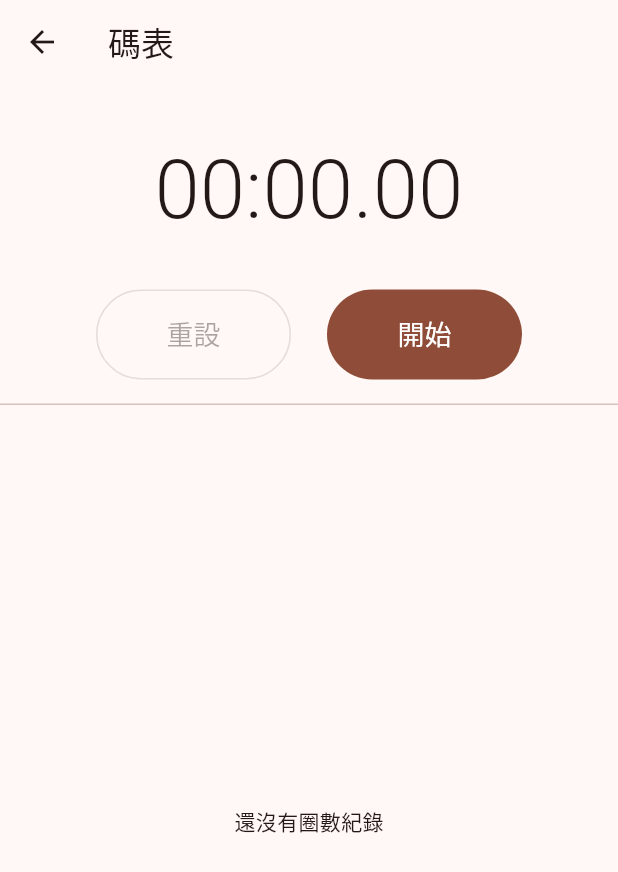
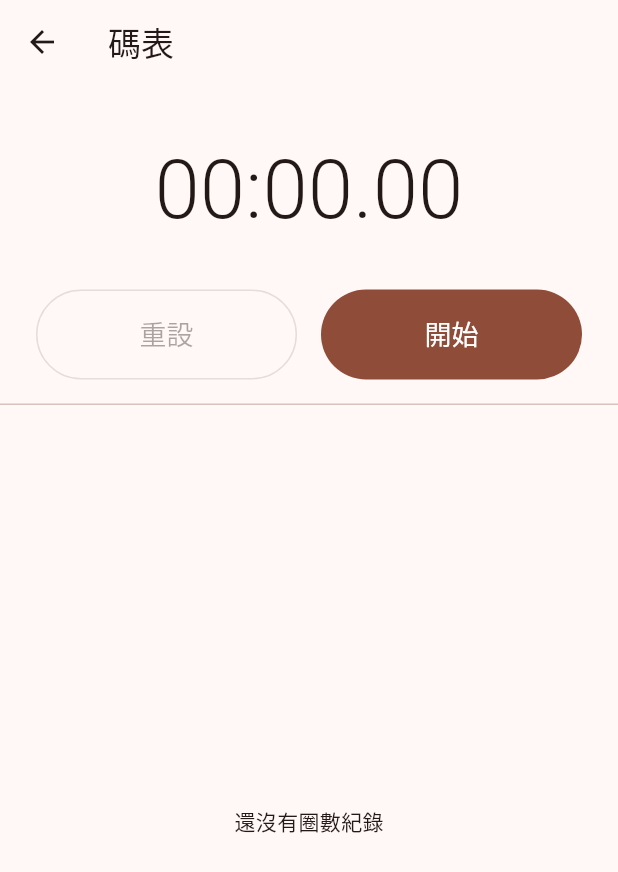
Before and after one commit to WontedDiscovery/WakeAlarm, a Flutter app: the StopwatchPage screen opened directly, on a phone screen of 412 x 824 dp. Shown: the top 872 px of the screen. Run offline on Flutter 3.47's test engine with Material 3 defaults, Android fonts, the phone set to English and light mode, and no system bars; our stand-ins replace camera, cross_file, flutter_local_notifications, flutter_timezone, image_picker, share_plus and 2 more; missing offline and left inert: google_mlkit_commons, google_mlkit_pose_detection; accounts and stored records are empty.

Commit message:
Refactor stopwatch display and button layout
Updated the stopwatch display and button layout to improve responsiveness and usability.

```diff
--- a/lib/stopwatch_page.dart
+++ b/lib/stopwatch_page.dart
@@ -1,4 +1,5 @@
 import 'dart:async';
+import 'dart:ui' show FontFeature;
 
 import 'package:flutter/material.dart';
 
@@ -16,6 +17,12 @@ String fmtStopwatch(Duration d) {
   final core = h > 0 ? '$h:${two(m)}:${two(s)}' : '${two(m)}:${two(s)}';
   return '$core.${two(cs)}';
 }
+
+/// 按鈕文字：字太大時會自動縮小，不會換行或被切掉
+Widget _label(String text) => FittedBox(
+      fit: BoxFit.scaleDown,
+      child: Text(text, maxLines: 1, style: const TextStyle(fontSize: 18)),
+    );
 
 class StopwatchPage extends StatefulWidget {
   const StopwatchPage({super.key});
@@ -75,38 +82,58 @@ class _StopwatchPageState extends State<StopwatchPage> {
           child: Column(
             children: [
               const SizedBox(height: 32),
-              Text(
+              // 時間太寬時自動縮小，字放大或變粗也不會換行
+              Padding(
+                padding: const EdgeInsets.symmetric(horizontal: 24),
+                child: FittedBox(
+                  fit: BoxFit.scaleDown,
+                  child: Text(
                     fmtStopwatch(elapsed),
-                style: const TextStyle(fontSize: 54, fontWeight: FontWeight.w300),
+                    maxLines: 1,
+                    softWrap: false,
+                    style: TextStyle(
+                      fontSize: 54,
+                      fontWeight: FontWeight.w300,
+                      fontFeatures: [FontFeature.tabularFigures()],
+                    ),
+                  ),
+                ),
               ),
               const SizedBox(height: 28),
-              Row(
-                mainAxisAlignment: MainAxisAlignment.center,
+              Padding(
+                padding: const EdgeInsets.symmetric(horizontal: 24),
+                child: Row(
                   children: [
-                  SizedBox(
-                    width: 130,
+                    Expanded(
+                      child: SizedBox(
                         height: 60,
                         child: OutlinedButton(
                           onPressed: running ? _lap : (canReset ? _reset : null),
-                      child: Text(running ? '圈數' : '重設', style: const TextStyle(fontSize: 18)),
+                          child: _label(running ? '圈數' : '重設'),
                         ),
                       ),
-                  const SizedBox(width: 24),
-                  SizedBox(
-                    width: 130,
+                    ),
+                    const SizedBox(width: 16),
+                    Expanded(
+                      child: SizedBox(
                         height: 60,
                         child: FilledButton(
                           onPressed: _toggle,
-                      child: Text(running ? '停止' : '開始', style: const TextStyle(fontSize: 18)),
+                          child: _label(running ? '停止' : '開始'),
+                        ),
                       ),
                     ),
                   ],
+                ),
               ),
               const SizedBox(height: 16),
               const Divider(height: 1),
               Expanded(
                 child: _laps.isEmpty
-                    ? Padding(padding: EdgeInsets.only(bottom: pageBottomInset(context)), child: const Center(child: Text('還沒有圈數紀錄')))
+                    ? Padding(
+                        padding: EdgeInsets.only(bottom: pageBottomInset(context)),
+                        child: const Center(child: Text('還沒有圈數紀錄')),
+                      )
                     : ListView.builder(
                         itemCount: _laps.length,
                         padding: EdgeInsets.only(bottom: pageBottomInset(context)),
```
Lines whose indentation alone changed are shown as unchanged.
